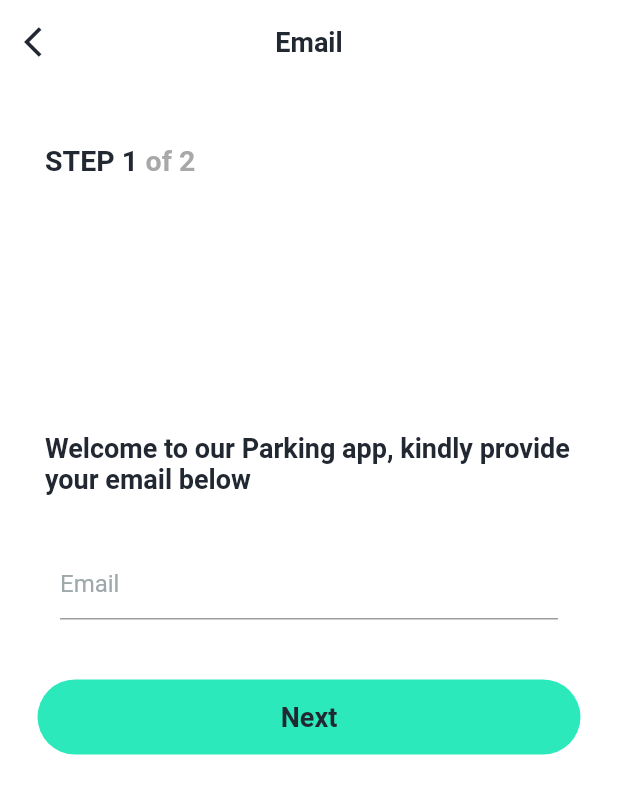
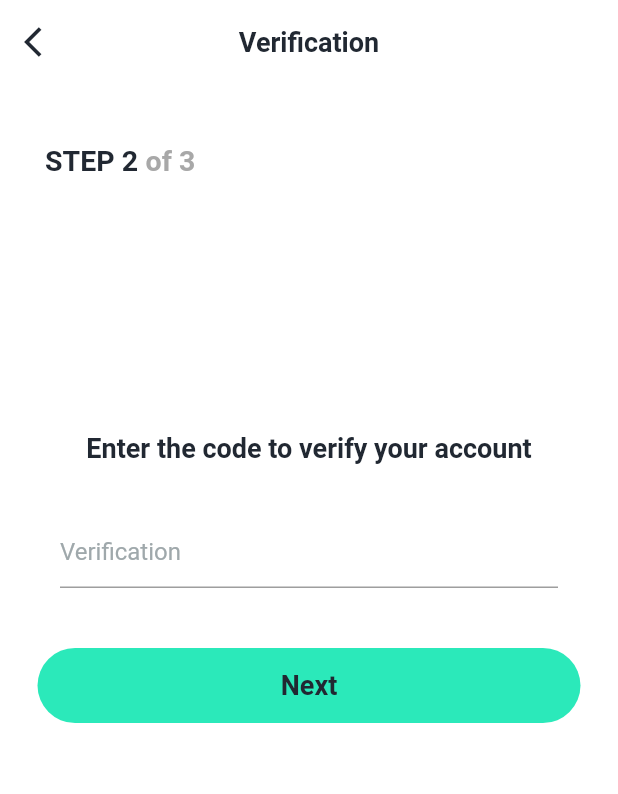
Before and after one commit to Developer-Square/Park254-s-Parking-App-Frontend, a Flutter app: the RegistrationPage screen opened directly, after a tap on "Next", on a phone screen of 412 x 824 dp. Shown: the top 794 px of the screen. Run offline on Flutter 3.47's test engine with Material 2 defaults, Android fonts, the phone set to English and light mode, and no system bars; project files that could hold a hidden picture were left out.

```diff
--- a/lib/pages/registration_page.dart
+++ b/lib/pages/registration_page.dart
@@ -1,5 +1,4 @@
 import 'package:flutter/material.dart';
-import 'package:keyboard_attachable/keyboard_attachable.dart';
 import '../components/globals_registration_login.dart' as globals;
 
 class RegistrationPage extends StatefulWidget {
@@ -8,20 +7,23 @@ class RegistrationPage extends StatefulWidget {
 }
 
 class _RegistrationPageState extends State<RegistrationPage> {
-  //Widget function that displays the inputs
-  Widget _buildFormField(String text) {
-    return Column(children: <Widget>[
-      Padding(
-        padding: const EdgeInsets.only(left: 20.0, right: 20.0),
-        child: Container(
-            padding: const EdgeInsets.only(left: 20.0, right: 20.0),
-            child: TextFormField(
-              decoration: InputDecoration(
-                  hintText: text,
-                  hintStyle: TextStyle(color: globals.placeHolderColor)),
-            )),
-      ),
-    ]);
+  int _step = 1;
+
+  changeScreens() {
+    if (_step == 1) {
+      return RegistrationScreens(
+          title: 'Email',
+          info: 'Welcome to our Parking app, kindly provide your email below',
+          step: _step);
+    } else if (_step == 2) {
+      return RegistrationScreens(
+          title: 'Verification',
+          info: 'Enter the code to verify your account',
+          step: _step);
+    } else if (_step == 3) {
+      return RegistrationScreens(
+          title: 'Password', info: 'Enter your password', step: _step);
+    }
   }
 
   Widget _buildSteps(String text) {
@@ -43,7 +45,6 @@ class _RegistrationPageState extends State<RegistrationPage> {
   Widget build(BuildContext context) {
     return SafeArea(
       child: Scaffold(
-        resizeToAvoidBottomInset: false,
         backgroundColor: Colors.white,
         appBar: AppBar(
           backgroundColor: Colors.transparent,
@@ -52,10 +53,16 @@ class _RegistrationPageState extends State<RegistrationPage> {
               icon: Icon(Icons.arrow_back_ios),
               color: globals.fontColor,
               onPressed: () {
-                Navigator.of(context).pop();
+                setState(() {
+                  _step -= 1;
+                });
               }),
           title: Text(
-            'Email',
+            _step == 1
+                ? 'Email'
+                : _step == 2
+                    ? 'Verification'
+                    : 'Password',
             style: TextStyle(
                 color: globals.fontColor,
                 fontSize: 18.0,
@@ -63,25 +70,110 @@ class _RegistrationPageState extends State<RegistrationPage> {
           ),
           centerTitle: true,
         ),
-        body: FooterLayout(
-          footer: Text('hey'),
-          child: SingleChildScrollView(
+        body: SingleChildScrollView(
             child: Column(children: <Widget>[
           SizedBox(height: 40.0),
           Row(
             children: <Widget>[
-                _buildSteps('STEP 1'),
-                _buildSteps('of 2'),
+              _buildSteps('STEP $_step'),
+              _buildSteps('of 3'),
             ],
           ),
           SizedBox(height: 170.0),
-            Column(
+          AnimatedSwitcher(
+            child: changeScreens(),
+            key: ValueKey(_step),
+            duration: Duration(seconds: 1),
+            transitionBuilder: (widget, animation) =>
+                ScaleTransition(scale: animation, child: widget),
+          ),
+          InkWell(
+              onTap: () {
+                setState(() {
+                  _step += 1;
+                });
+              },
+              child: Container(
+                width: MediaQuery.of(context).size.width - 50,
+                height: 50.0,
+                decoration: BoxDecoration(
+                    color: globals.backgroundColor,
+                    borderRadius: BorderRadius.all(Radius.circular(25.0))),
+                child: Center(
+                  child: Text(
+                    _step == 3 ? 'Finish' : 'Next',
+                    style: TextStyle(
+                        color: globals.fontColor,
+                        fontSize: 18.0,
+                        fontWeight: FontWeight.bold),
+                  ),
+                ),
+              ))
+        ])),
+      ),
+    );
+  }
+}
+
+class RegistrationScreens extends StatelessWidget {
+  final String title;
+  final String info;
+  final int step;
+
+  RegistrationScreens({this.title, this.info, this.step});
+
+  @override
+  Widget build(BuildContext context) {
+    //Widget function that displays the inputs
+    Widget _buildFormField(String text) {
+      return Column(children: <Widget>[
+        Padding(
+          padding: const EdgeInsets.only(left: 20.0, right: 20.0),
+          child: Container(
+              padding: const EdgeInsets.only(left: 20.0, right: 20.0),
+              child: text == 'Password'
+                  ? Column(
+                      children: [
+                        TextFormField(
+                          decoration: InputDecoration(
+                              labelText: 'Create password',
+                              labelStyle: TextStyle(
+                                  color: globals.backgroundColor,
+                                  fontSize: 19.0),
+                              hintText: text,
+                              hintStyle:
+                                  TextStyle(color: globals.placeHolderColor)),
+                        ),
+                        SizedBox(height: 15.0),
+                        TextFormField(
+                          decoration: InputDecoration(
+                              labelText: 'Confirm password',
+                              labelStyle: TextStyle(
+                                  color: globals.backgroundColor,
+                                  fontSize: 19.0),
+                              hintText: text,
+                              hintStyle:
+                                  TextStyle(color: globals.placeHolderColor)),
+                        ),
+                      ],
+                    )
+                  : TextFormField(
+                      decoration: InputDecoration(
+                          hintText: text,
+                          hintStyle:
+                              TextStyle(color: globals.placeHolderColor)),
+                    )),
+        ),
+      ]);
+    }
+
+    return Column(
       crossAxisAlignment: CrossAxisAlignment.center,
       children: <Widget>[
         Padding(
           padding: EdgeInsets.only(left: 30.0, right: 30.0),
           child: Text(
-                    'Welcome to our Parking app, kindly provide your email below',
+            info,
             style: TextStyle(
                 color: globals.fontColor,
                 fontWeight: FontWeight.bold,
@@ -89,32 +181,9 @@ class _RegistrationPageState extends State<RegistrationPage> {
           ),
         ),
         SizedBox(height: 35.0),
-                _buildFormField('Email'),
+        _buildFormField(title),
         SizedBox(height: 40.0),
-                InkWell(
-                    onTap: () {},
-                    child: Container(
-                      width: MediaQuery.of(context).size.width - 50,
-                      height: 50.0,
-                      decoration: BoxDecoration(
-                          color: globals.backgroundColor,
-                          borderRadius:
-                              BorderRadius.all(Radius.circular(25.0))),
-                      child: Center(
-                        child: Text(
-                          'Next',
-                          style: TextStyle(
-                              color: globals.fontColor,
-                              fontSize: 18.0,
-                              fontWeight: FontWeight.bold),
-                        ),
-                      ),
-                    ))
       ],
-            )
-          ])),
-        ),
-      ),
     );
   }
 }
--- a/pubspec.yaml
+++ b/pubspec.yaml
@@ -19,7 +19,6 @@ environment:
 dependencies:
   flutter:
     sdk: flutter
-  keyboard_attachable: ^1.0.3
   # The following adds the Cupertino Icons font to your application.
   # Use with the CupertinoIcons class for iOS style icons.
   cupertino_icons: ^0.1.2
```
Also changed, not shown: pubspec.lock. Lines whose indentation alone changed are shown as unchanged.
